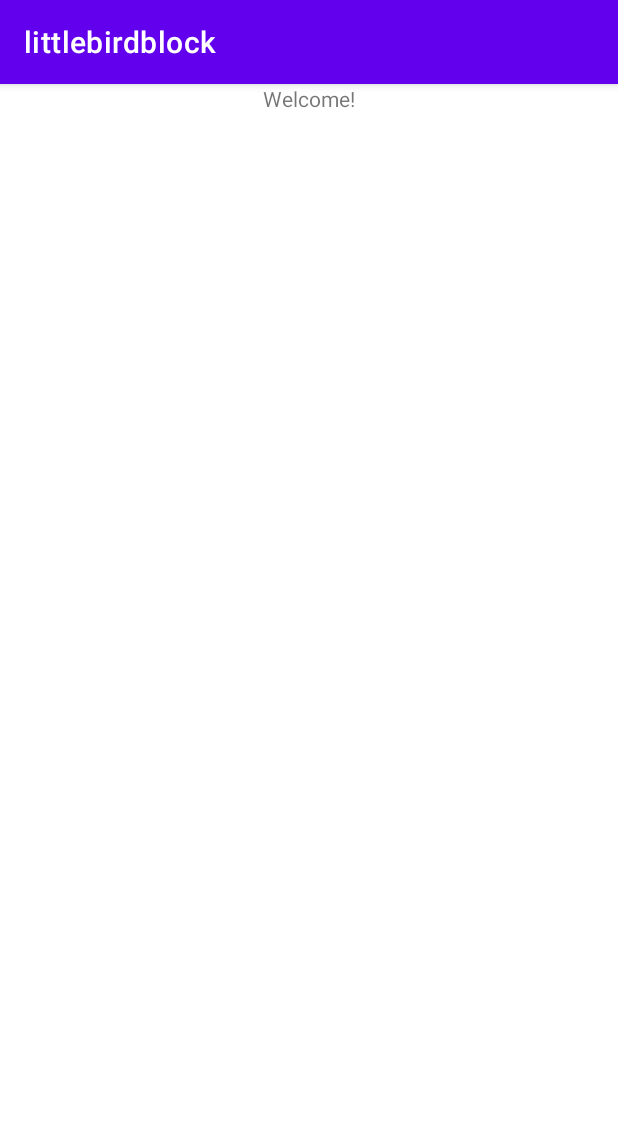
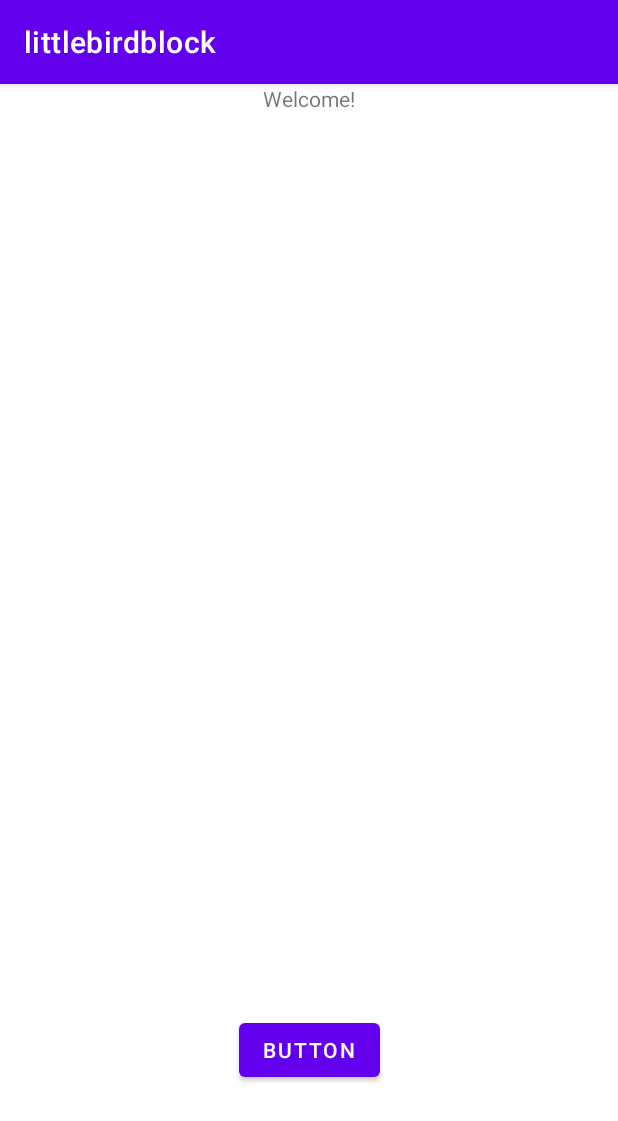
Before and after one commit to foreza/littlebirdblock, an Android app: the LoggedInActivity screen opened directly, with no data from a screen before it, on a phone screen of 412 x 824 dp. Shown: the top 1121 px of the screen. Run offline under Robolectric (Android 15) with nearby library versions, the phone set to English and light mode, and no system bars; our stand-ins replace Firebase (no records; nobody signed in at launch, a user with empty details on screens opened directly).

Commit message:
initial working model

```diff
--- a/app/src/main/AndroidManifest.xml
+++ b/app/src/main/AndroidManifest.xml
@@ -14,7 +14,7 @@
             android:name=".LoggedInActivity"
             android:exported="true" />
         <activity
-            android:name=".MainActivity"
+            android:name=".CaptureActivity"
             android:exported="true">
             <intent-filter>
                 <action android:name="android.intent.action.MAIN" />
--- /dev/null
+++ b/app/src/main/java/com/vartyr/littlebirdblock/utils/logger.java
@@ -0,0 +1,12 @@
+package com.vartyr.littlebirdblock.utils;
+
+import android.util.Log;
+
+public class logger {
+
+    private static final String TAG = "[123birdbox]";
+
+    public static void simplelog(String msg) {
+        Log.d(TAG, msg);
+    }
+}
--- a/app/src/main/res/layout/activity_logged_in.xml
+++ b/app/src/main/res/layout/activity_logged_in.xml
@@ -14,4 +14,15 @@
         app:layout_constraintEnd_toEndOf="parent"
         app:layout_constraintStart_toStartOf="parent"
         tools:layout_editor_absoluteY="262dp" />
+
+    <Button
+        android:id="@+id/button2"
+        android:layout_width="wrap_content"
+        android:layout_height="wrap_content"
+        android:layout_marginBottom="100dp"
+        android:text="Button"
+        android:onClick="testAdd"
+        app:layout_constraintBottom_toBottomOf="parent"
+        app:layout_constraintEnd_toEndOf="parent"
+        app:layout_constraintStart_toStartOf="parent" />
 </androidx.constraintlayout.widget.ConstraintLayout>
--- a/app/src/main/res/layout/activity_main.xml
+++ b/app/src/main/res/layout/activity_main.xml
@@ -4,7 +4,7 @@
     xmlns:tools="http://schemas.android.com/tools"
     android:layout_width="match_parent"
     android:layout_height="match_parent"
-    tools:context=".MainActivity">
+    tools:context=".CaptureActivity">
 
     <TextView
         android:layout_width="wrap_content"
```
Also changed, not shown: app/build.gradle (+8 -0 lines), app/src/main/java/com/vartyr/littlebirdblock/CaptureActivity.java (renamed from app/src/main/java/com/vartyr/littlebirdblock/MainActivity.java, +7 -13 lines), app/src/main/java/com/vartyr/littlebirdblock/LoggedInActivity.java (+101 -0 lines).
